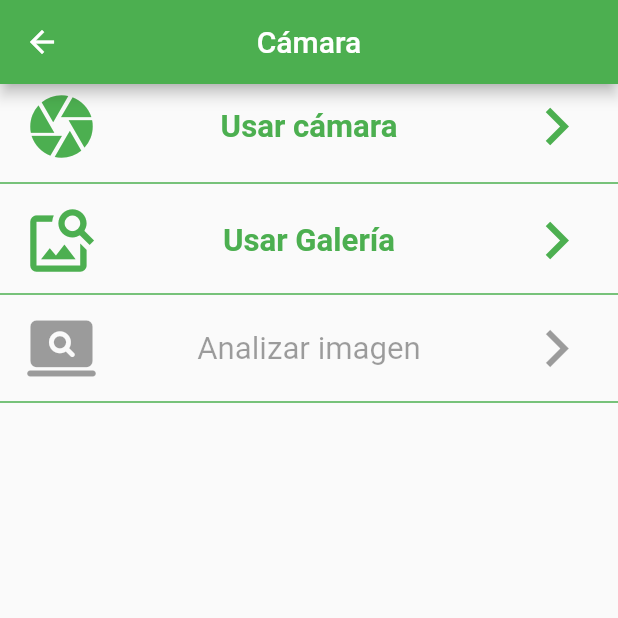
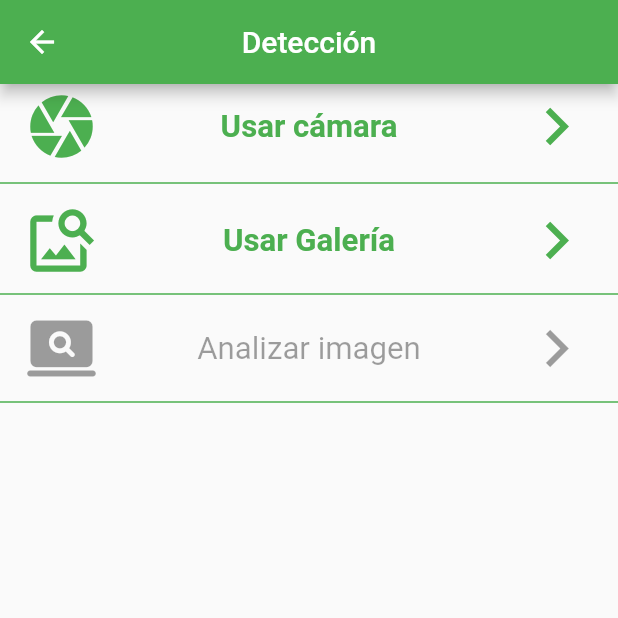
Before and after one commit to AnthonyQuiranza/flutter_detection, a Flutter app: the CameraPage screen opened by its route, after a tap on "Usar cámara", on a phone screen of 412 x 824 dp, the top half of it. Run offline on Flutter 3.47's test engine with Material 2 defaults, Android fonts, the phone set to English and light mode, and no system bars; our stand-ins replace dio, image_cropper, image_picker; project files that could hold a hidden picture were left out.

```diff
--- a/lib/src/pages/camera_page.dart
+++ b/lib/src/pages/camera_page.dart
@@ -20,24 +20,31 @@ class CameraPage extends StatefulWidget {
 
 class _CameraPageState extends State<CameraPage> {
   File? imagen;
+  bool loading = true;
   bool enabledAnalizar = false;
   final picker = ImagePicker();
+  bool clicAnalizar = false;
   Future selImagen(op) async {
     Directory appDirectory = await getApplicationDocumentsDirectory();
     String appPath = appDirectory.path;
+    Directory appDocDir = await getApplicationDocumentsDirectory();
+    String appDocPath = appDocDir.path;
+    File saveImage;
+    File saveImage2;
     print('BASE DE APP: $appPath ');
 
     var pickedFile;
     if (op == 1) {
       pickedFile = await picker.pickImage(source: ImageSource.camera);
       imagen = File(pickedFile.path);
+      saveImage = await imagen!.copy('$appDocPath/image1.png');
     } else {
       pickedFile = await picker.pickImage(source: ImageSource.gallery);
+      saveImage = await imagen!.copy('$appDocPath/image1.png');
     }
 
     setState(() {
       if (pickedFile != null) {
-        // imagen = File(pickedFile.path);
         cortar(File(pickedFile.path));
       } else {
         print('No hay imagen seleccionada');
@@ -77,6 +84,9 @@ class _CameraPageState extends State<CameraPage> {
   String? urlImageResult;
   String? diseaseImageResult;
   Future<void> analizarImagen() async {
+    setState(() {
+      clicAnalizar = true;
+    });
     try {
       String filename = imagen!.path.split('/').last;
       FormData formData = FormData.fromMap({
@@ -89,7 +99,6 @@ class _CameraPageState extends State<CameraPage> {
         if (value.toString() != null) {
           print(value.toString());
           urlImage = value.toString();
-
           postData(urlImage);
         } else {
           print("Error al subir la imagen");
@@ -120,6 +129,7 @@ class _CameraPageState extends State<CameraPage> {
       setState(() {
         urlImageResult = listResultado['url'].toString();
         diseaseImageResult = listResultado['disease_name'.toString()];
+        loading = false;
       });
     } catch (e) {
       print(e.toString());
@@ -133,7 +143,7 @@ class _CameraPageState extends State<CameraPage> {
     return Scaffold(
       appBar: AppBar(
         title: Text(
-          'Cámara',
+          'Detección',
           textAlign: TextAlign.center,
         ),
         toolbarTextStyle: TextStyle(fontWeight: FontWeight.w800),
@@ -156,6 +166,8 @@ class _CameraPageState extends State<CameraPage> {
             onTap: () {
               urlImageResult = null;
               imagen = null;
+              loading = true;
+              clicAnalizar = false;
               selImagen(1);
             },
           ),
@@ -178,6 +190,8 @@ class _CameraPageState extends State<CameraPage> {
             onTap: () {
               urlImageResult = null;
               imagen = null;
+              loading = true;
+              clicAnalizar = false;
               selImagen(2);
             },
           ),
@@ -204,8 +218,12 @@ class _CameraPageState extends State<CameraPage> {
             thickness: 1,
             color: Colors.green,
           ),
+          (loading == true && clicAnalizar == false && urlImageResult == null)
+              ? Container(
+                  height: 0,
+                )
+              : _resultButton(),
           Container(
-            width: 100,
             margin: EdgeInsets.all(20),
             child: _buildChild(),
           )
@@ -217,9 +235,21 @@ class _CameraPageState extends State<CameraPage> {
   Widget _buildChild() {
     if (urlImageResult == null && imagen != null) {
       return Image.file(imagen!);
-    } else if (urlImageResult != null) {
-      // return Image.network(urlImageResult!);
-      enabledAnalizar = false;
+    } else {
+      return Center();
+    }
+  }
+
+  Widget _resultButton() {
+    if (loading == true) {
+      return Center(
+        child: Container(
+          width: 30,
+          height: 30,
+          child: CircularProgressIndicator(color: Colors.green),
+        ),
+      );
+    } else {
       return ElevatedButton.icon(
           style: ElevatedButton.styleFrom(primary: Colors.green),
           onPressed: () =>
@@ -228,8 +258,6 @@ class _CameraPageState extends State<CameraPage> {
             Icons.check,
           ),
           label: Text('Ver resultado'));
-    } else {
-      return Center();
     }
   }
 }
```
